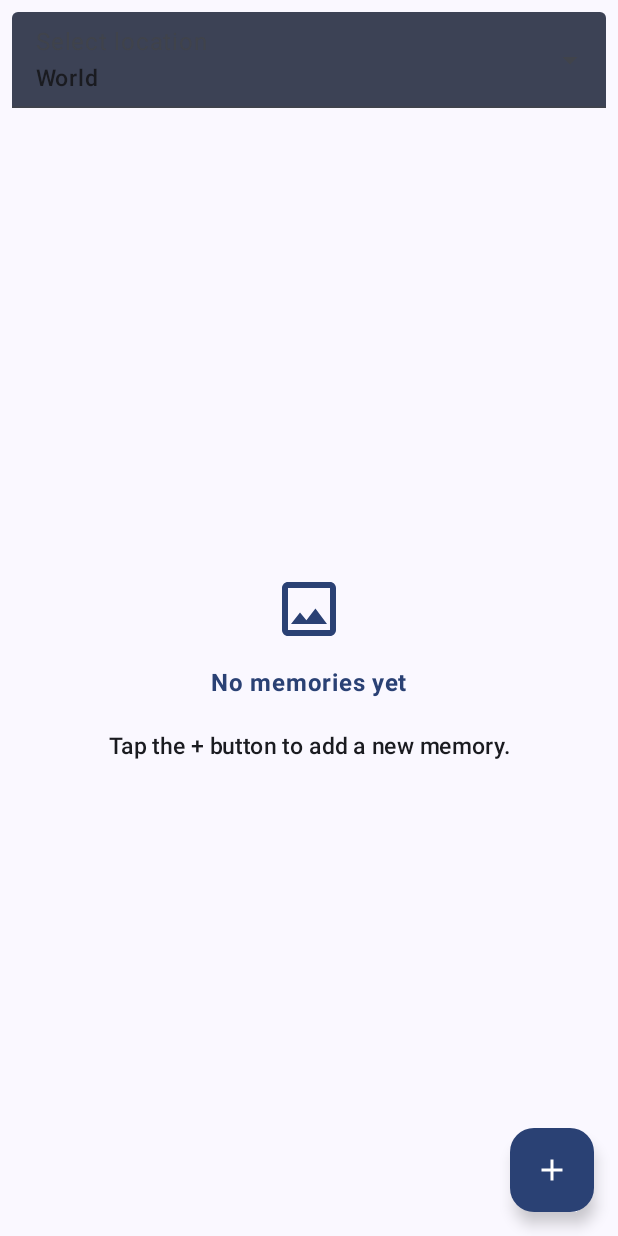
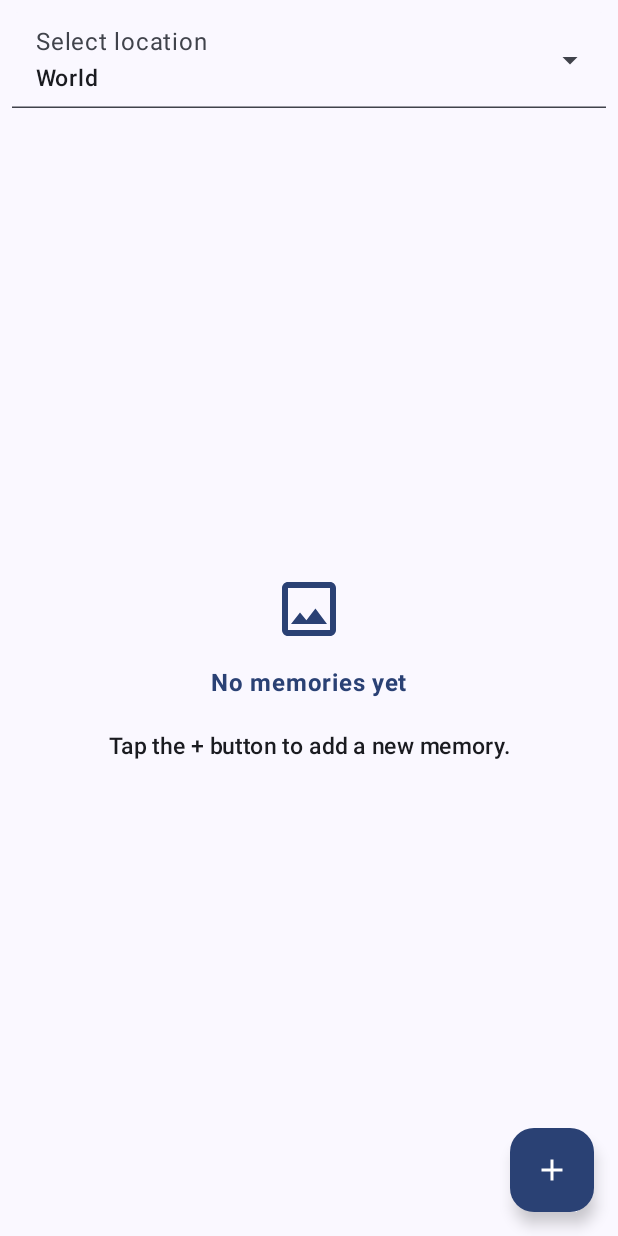
Before and after one commit to NiccoloBert0zzi/MemoryExplorer, an Android app built with Jetpack Compose: the composable HomeScreen shown on its own in the app's theme, on a phone screen of 412 x 824 dp. Run offline under Robolectric (Android 15) with nearby library versions, the phone set to English and light mode, and no system bars; our stand-ins replace Firebase (no records; nobody signed in at launch, a user with empty details on screens opened directly), Room's generated code; 4 statements that could not run were skipped.

Commit message:
chagne dropdown color

```diff
--- a/app/src/main/java/com/example/memoryexplorer/ui/screens/home/HomeScreen.kt
+++ b/app/src/main/java/com/example/memoryexplorer/ui/screens/home/HomeScreen.kt
@@ -121,8 +121,8 @@ fun HomeScreen(
                         ) {
                             TextField(
                                 colors = TextFieldDefaults.colors(
-                                    focusedContainerColor = MaterialTheme.colorScheme.secondary,
-                                    unfocusedContainerColor = MaterialTheme.colorScheme.secondary,
+                                    focusedContainerColor = MaterialTheme.colorScheme.background,
+                                    unfocusedContainerColor = MaterialTheme.colorScheme.background,
                                 ),
                                 textStyle = MaterialTheme.typography.bodyMedium,
                                 value = selectedText,
--- a/app/src/main/java/com/example/memoryexplorer/ui/screens/statistics/StatisticsScreen.kt
+++ b/app/src/main/java/com/example/memoryexplorer/ui/screens/statistics/StatisticsScreen.kt
@@ -95,8 +95,8 @@ fun StatisticsScreen(
                         ) {
                             TextField(
                                 colors = TextFieldDefaults.colors(
-                                    focusedContainerColor = MaterialTheme.colorScheme.secondary,
-                                    unfocusedContainerColor = MaterialTheme.colorScheme.secondary,
+                                    focusedContainerColor = MaterialTheme.colorScheme.background,
+                                    unfocusedContainerColor = MaterialTheme.colorScheme.background,
                                 ),
                                 textStyle = MaterialTheme.typography.bodyMedium,
                                 value = selectedText,
```
